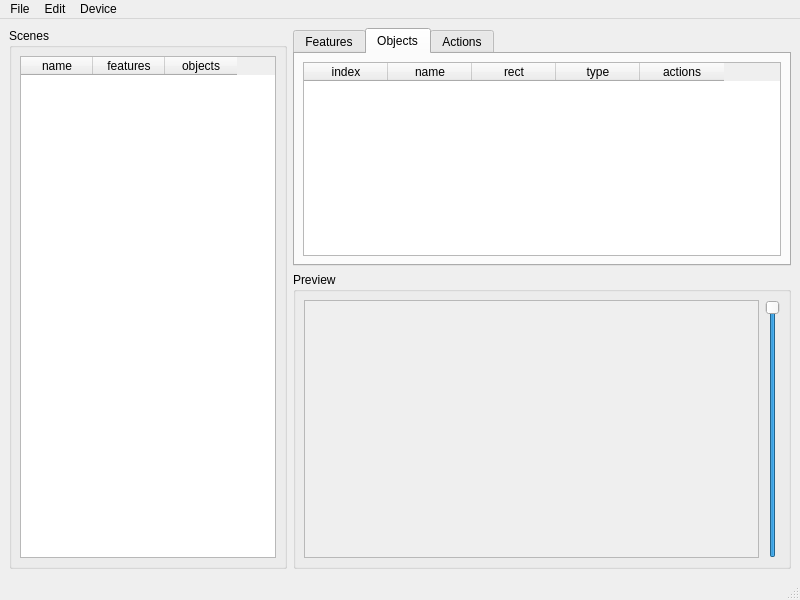
First picture: the form in app/res/ui/main.ui, repository HsOjo/AutomatorMaker, before the edit.
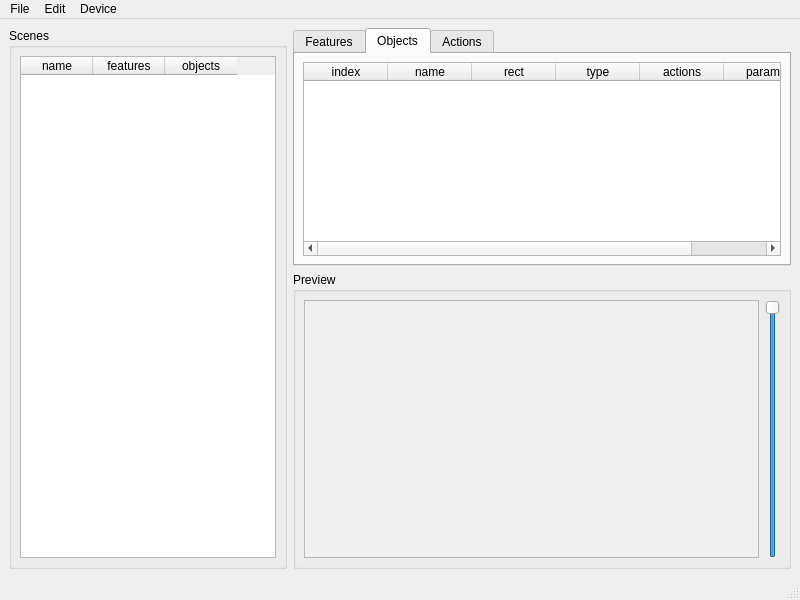
Second picture: the form after the edit. The open tabs and pages were chosen to show the change.

Commit message: Support set object params. Support graphics keyboard.

What changed in the file:
```diff
--- a/app/res/ui/main.ui
+++ b/app/res/ui/main.ui
@@ -172,6 +172,11 @@
             <string>actions</string>
            </property>
           </column>
+          <column>
+           <property name="text">
+            <string>params</string>
+           </property>
+          </column>
          </widget>
         </item>
        </layout>
```
Left out of the diff: 3 changed lines with no effect on the pictures. The commit also changes 11 other files.
